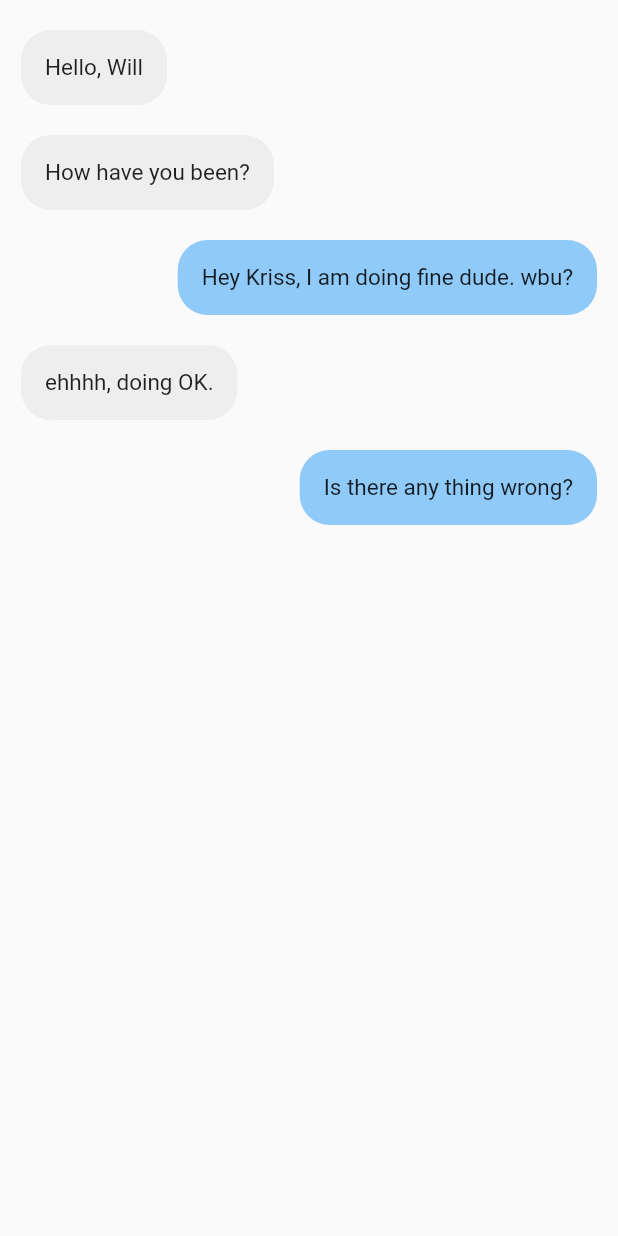
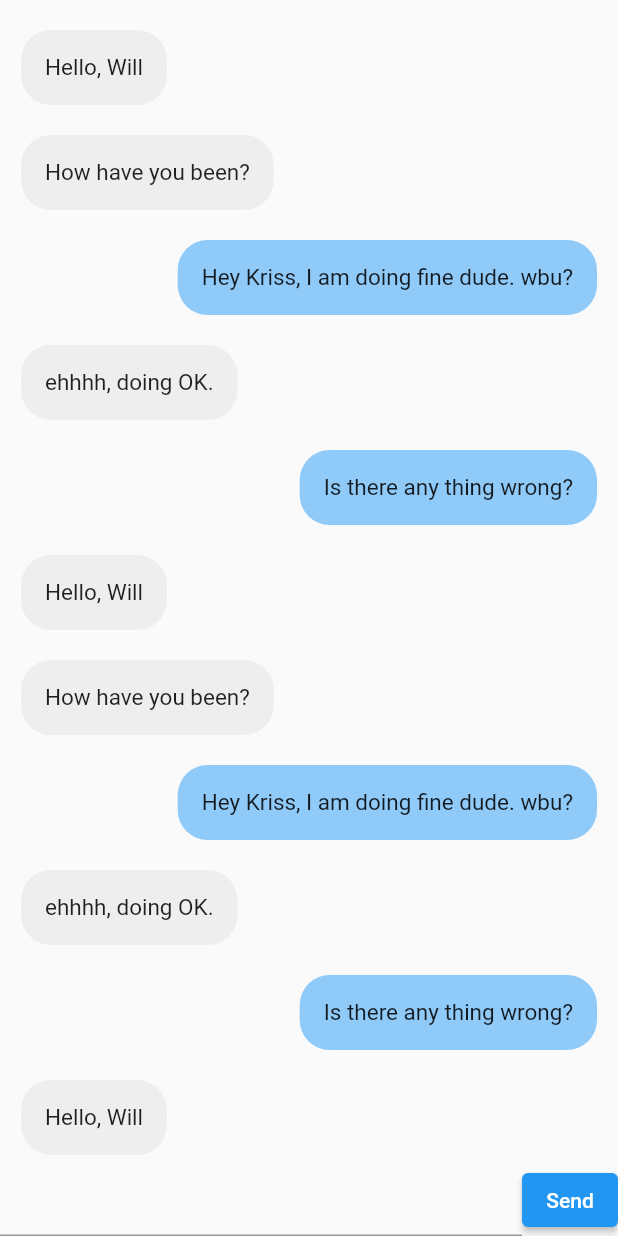
Before and after one commit to alanta335/anonymous-drug-reporting-flutter-app, a Flutter app: the screen it shows once a user with an empty profile is signed in, on a phone screen of 412 x 824 dp. Run offline on Flutter 3.47's test engine with Material 2 defaults, Android fonts, the phone set to English and light mode, and no system bars; our stand-ins replace cloud_firestore, firebase_auth, firebase_core, google_sign_in; accounts and stored records are empty.

Commit message:
Update homescreen.dart

```diff
--- a/lib/screens/homescreen.dart
+++ b/lib/screens/homescreen.dart
@@ -19,17 +19,36 @@ class _HomepageState extends State<Homepage> {
     ChatMessage(messageContent: "ehhhh, doing OK.", messageType: "receiver"),
     ChatMessage(
         messageContent: "Is there any thing wrong?", messageType: "sender"),
+    ChatMessage(messageContent: "Hello, Will", messageType: "receiver"),
+    ChatMessage(messageContent: "How have you been?", messageType: "receiver"),
+    ChatMessage(
+        messageContent: "Hey Kriss, I am doing fine dude. wbu?",
+        messageType: "sender"),
+    ChatMessage(messageContent: "ehhhh, doing OK.", messageType: "receiver"),
+    ChatMessage(
+        messageContent: "Is there any thing wrong?", messageType: "sender"),
+    ChatMessage(messageContent: "Hello, Will", messageType: "receiver"),
+    ChatMessage(messageContent: "How have you been?", messageType: "receiver"),
+    ChatMessage(
+        messageContent: "Hey Kriss, I am doing fine dude. wbu?",
+        messageType: "sender"),
+    ChatMessage(messageContent: "ehhhh, doing OK.", messageType: "receiver"),
+    ChatMessage(
+        messageContent: "Is there any thing wrong?", messageType: "sender"),
   ];
   Widget build(BuildContext context) {
     return Scaffold(
-      body: ListView.builder(
+      body: SafeArea(
+        child: Column(
+          children: [
+            Expanded(
+              child: ListView.builder(
                 itemCount: messages.length,
-        shrinkWrap: true,
                 padding: EdgeInsets.only(top: 10, bottom: 10),
-        physics: NeverScrollableScrollPhysics(),
-        itemBuilder: (context, index) {
+                itemBuilder: (ctx, index) {
                   return Container(
-            padding: EdgeInsets.only(left: 14, right: 14, top: 10, bottom: 10),
+                    padding: EdgeInsets.only(
+                        left: 14, right: 14, top: 10, bottom: 10),
                     child: Align(
                       alignment: (messages[index].messageType == "receiver"
                           ? Alignment.topLeft
@@ -51,6 +70,18 @@ class _HomepageState extends State<Homepage> {
                   );
                 },
               ),
+            ),
+            Row(
+              children: [
+                Expanded(
+                  child: TextField(),
+                ),
+                ElevatedButton(onPressed: () {}, child: Text('Send')),
+              ],
+            )
+          ],
+        ),
+      ),
     );
   }
 }
```
Lines whose indentation alone changed are shown as unchanged.
